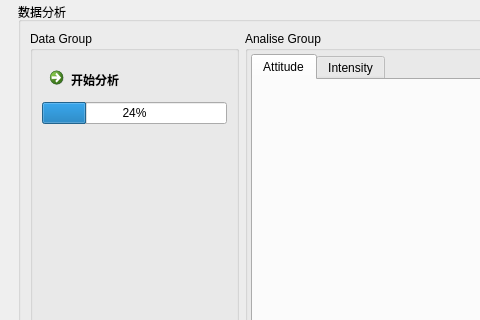
First picture: the form in MainWindow.ui, repository 2877267169/Intelligent-Network-Rumor-Monitoring-System, before the edit; both pictures show x 0 to 480 and y 228 to 548 of the 1322 by 851 pixel window.
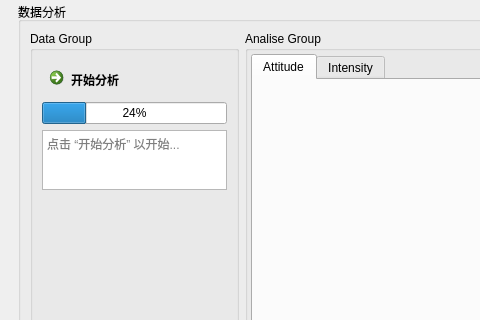
Second picture: the form after the edit. Icons and pictures are not drawn.

```diff
--- a/MainWindow.ui
+++ b/MainWindow.ui
@@ -1948,6 +1948,34 @@
                 </property>
                </widget>
               </item>
+              <item>
+               <widget class="QTextEdit" name="my_page_data_analyse_textEdit">
+                <property name="sizePolicy">
+                 <sizepolicy hsizetype="Expanding" vsizetype="Minimum">
+                  <horstretch>0</horstretch>
+                  <verstretch>0</verstretch>
+                 </sizepolicy>
+                </property>
+                <property name="minimumSize">
+                 <size>
+                  <width>0</width>
+                  <height>20</height>
+                 </size>
+                </property>
+                <property name="maximumSize">
+                 <size>
+                  <width>16777215</width>
+                  <height>60</height>
+                 </size>
+                </property>
+                <property name="readOnly">
+                 <bool>true</bool>
+                </property>
+                <property name="placeholderText">
+                 <string>点击 “开始分析” 以开始...</string>
+                </property>
+               </widget>
+              </item>
               <item>
                <spacer name="verticalSpacer_4">
                 <property name="orientation">
```
